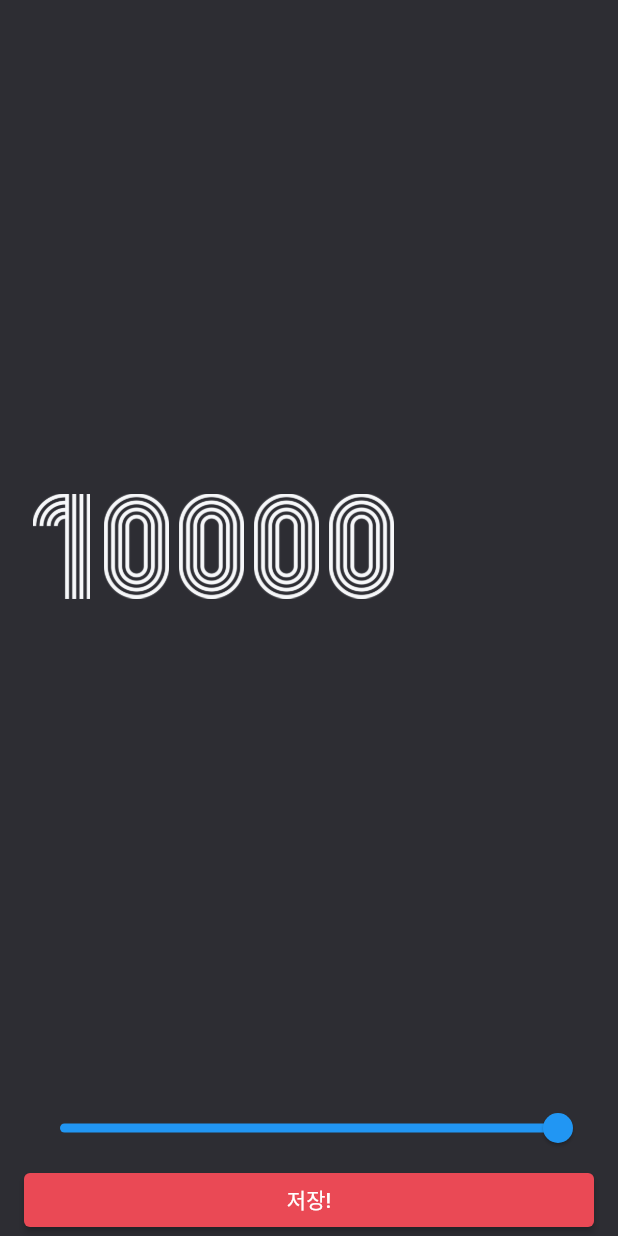
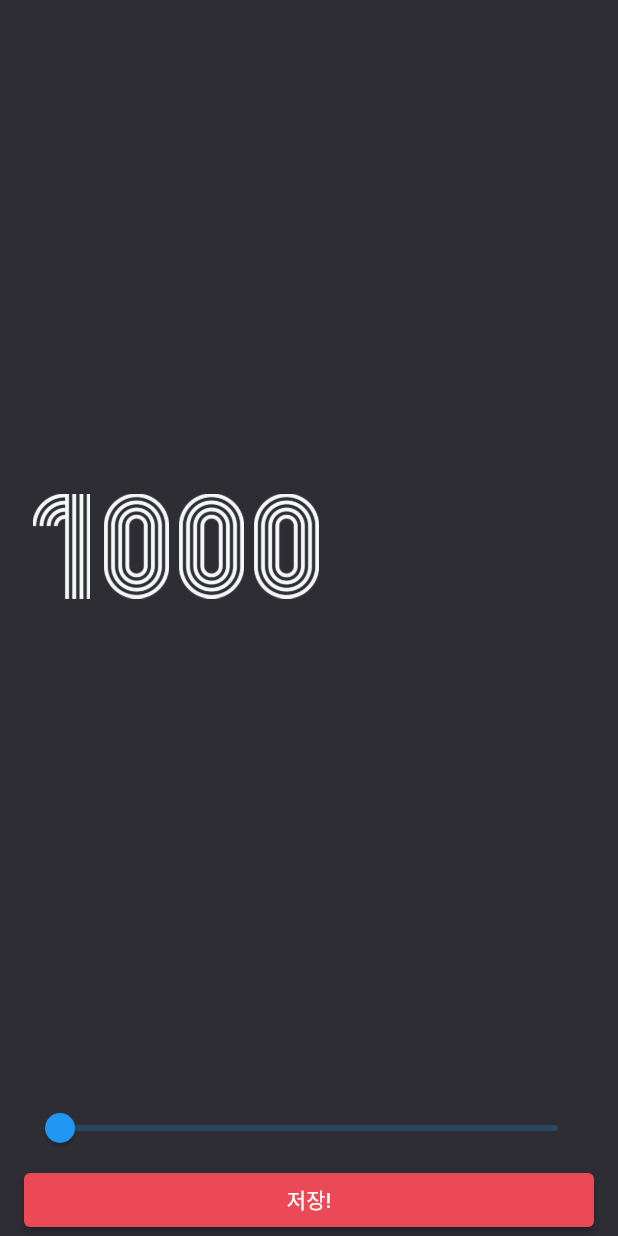
Before and after one commit to yohanpro/flutter_projects, a Flutter app: the screen it shows after launch, after a tap on the "settings" icon, on a phone screen of 412 x 824 dp. Run offline on Flutter 3.47's test engine with Material 2 defaults, Android fonts, the light colour scheme and no system bars; our stand-ins replace webview_flutter.

Commit message:
다음 스크린에 변수 전달

```diff
--- /dev/null
+++ b/random_number_gen/lib/component/number_row.dart
@@ -0,0 +1,22 @@
+import 'package:flutter/material.dart';
+
+class NumberRow extends StatelessWidget {
+  final int number;
+
+  const NumberRow({Key? key, required this.number}) : super(key: key);
+
+  @override
+  Widget build(BuildContext context) {
+    return Row(
+      children: number
+          .toString()
+          .split('')
+          .map((e) => Image.asset(
+                'asset/img/$e.png',
+                width: 50.0,
+                height: 70.0,
+              ))
+          .toList(),
+    );
+  }
+}
--- a/random_number_gen/lib/screen/home_screen.dart
+++ b/random_number_gen/lib/screen/home_screen.dart
@@ -1,6 +1,7 @@
 import 'dart:math';
 
 import 'package:flutter/material.dart';
+import 'package:random_number_gen/component/number_row.dart';
 import 'package:random_number_gen/constants/color.dart';
 import 'package:random_number_gen/screen/settings_screen.dart';
 
@@ -12,7 +13,7 @@ class HomeScreen extends StatefulWidget {
 }
 
 class _HomeScreenState extends State<HomeScreen> {
-  int maxNumbers = 1000;
+  int maxNumber = 1000;
   List<int> randomNumbers = [123, 456, 789];
 
   void updateRandomNumbers() {
@@ -31,11 +32,13 @@ class _HomeScreenState extends State<HomeScreen> {
   void onSettingsPop() async {
     final int? result = await Navigator.of(context)
         .push<int>(MaterialPageRoute(builder: (BuildContext context) {
-      return const SettingsScreen();
+      return SettingsScreen(
+        maxNumber: maxNumber,
+      );
     }));
     if (result != null) {
       setState(() {
-        maxNumbers = result;
+        maxNumber = result;
       });
     }
   }
@@ -106,17 +109,7 @@ class _Body extends StatelessWidget {
           .entries
           .map((x) => Padding(
                 padding: EdgeInsets.only(bottom: x.key == 2 ? 0 : 16.0),
-                child: Row(
-                  children: x.value
-                      .toString()
-                      .split('')
-                      .map((y) => Image.asset(
-                            'asset/img/$y.png',
-                            height: 70.0,
-                            width: 50.0,
-                          ))
-                      .toList(),
-                ),
+                child: NumberRow(number: x.value),
               ))
           .toList(),
     ));
--- a/random_number_gen/lib/screen/settings_screen.dart
+++ b/random_number_gen/lib/screen/settings_screen.dart
@@ -1,8 +1,11 @@
 import 'package:flutter/material.dart';
+import 'package:random_number_gen/component/number_row.dart';
 import 'package:random_number_gen/constants/color.dart';
 
 class SettingsScreen extends StatefulWidget {
-  const SettingsScreen({Key? key}) : super(key: key);
+  final int maxNumber;
+
+  const SettingsScreen({Key? key, required this.maxNumber}) : super(key: key);
 
   @override
   State<SettingsScreen> createState() => _SettingsScreenState();
@@ -10,6 +13,13 @@ class SettingsScreen extends StatefulWidget {
 
 class _SettingsScreenState extends State<SettingsScreen> {
   double maxNumber = 10000;
+
+  @override
+  void initState() {
+    // TODO: implement initState
+    super.initState();
+    maxNumber = widget.maxNumber.toDouble();
+  }
 
   @override
   Widget build(BuildContext context) {
@@ -52,19 +62,7 @@ class _Body extends StatelessWidget {
 
   @override
   Widget build(BuildContext context) {
-    return Expanded(
-        child: Row(
-      children: maxNumber
-          .toInt()
-          .toString()
-          .split('')
-          .map((e) => Image.asset(
-                'asset/img/$e.png',
-                width: 50.0,
-                height: 70.0,
-              ))
-          .toList(),
-    ));
+    return Expanded(child: NumberRow(number: maxNumber.toInt()));
   }
 }
 
```
